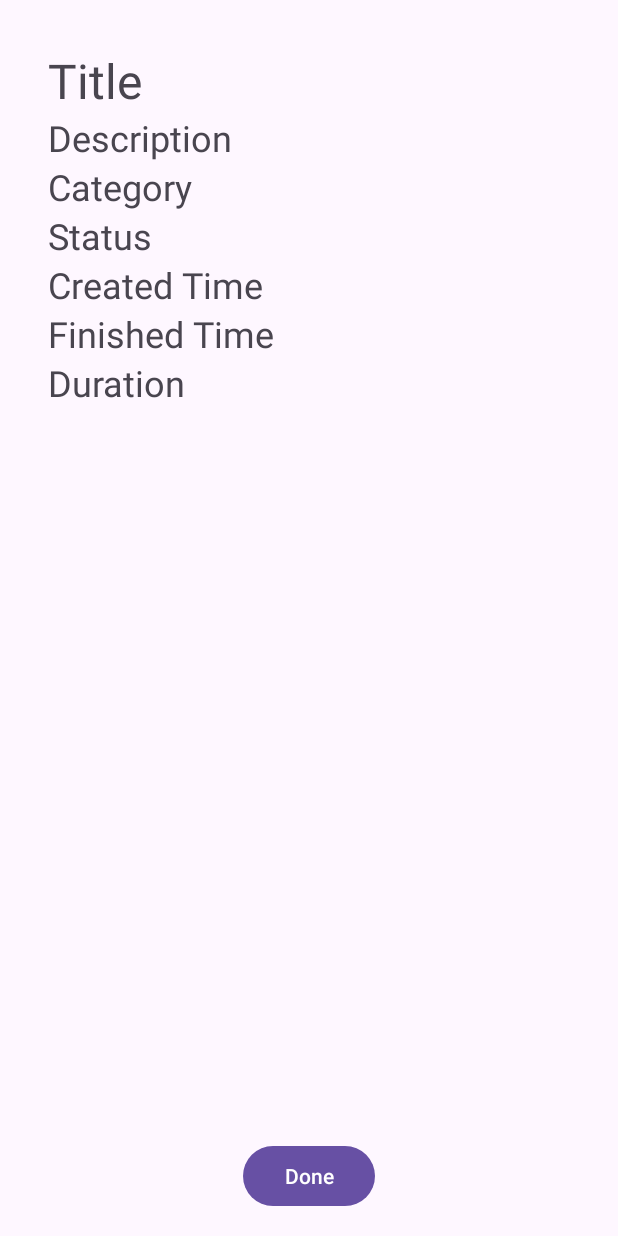
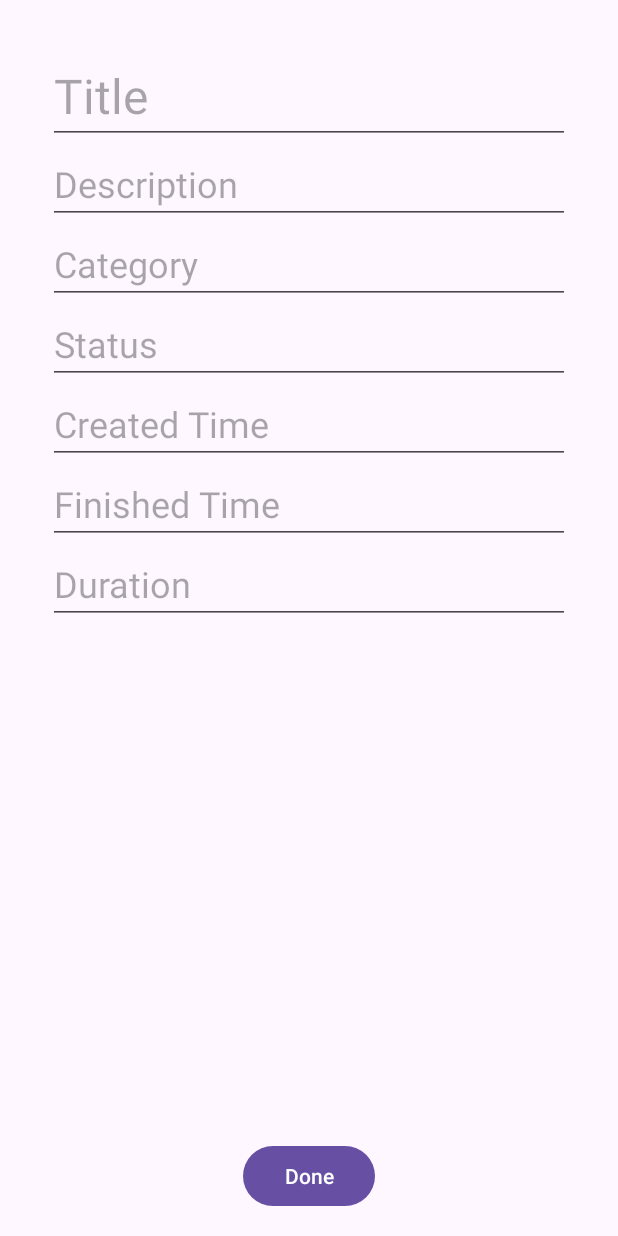
Before and after one commit to VincentWaiman/androidTaskApp, an Android app: the TaskDetailsFragment screen opened through its navigation route, on a phone screen of 412 x 824 dp. Run offline under Robolectric (Android 15) with nearby library versions, the light colour scheme and no system bars; 2 statements that could not run were skipped.

Commit message:
changed the viewtexts into edittexts

```diff
--- a/app/src/main/res/layout/fragment_task_details.xml
+++ b/app/src/main/res/layout/fragment_task_details.xml
@@ -19,77 +19,77 @@
             android:padding="16dp">
 
             <!-- Title -->
-            <TextView
+            <EditText
                 android:id="@+id/textTitle"
                 android:layout_width="0dp"
                 android:layout_height="wrap_content"
-                android:text="Title"
+                android:hint="Title"
                 android:textSize="32sp"
                 app:layout_constraintEnd_toEndOf="parent"
                 app:layout_constraintStart_toStartOf="parent"
                 app:layout_constraintTop_toTopOf="parent" />
 
             <!-- Description -->
-            <TextView
+            <EditText
                 android:id="@+id/textDescription"
                 android:layout_width="0dp"
                 android:layout_height="wrap_content"
-                android:text="Description"
+                android:hint="Description"
                 android:textSize="24sp"
                 app:layout_constraintEnd_toEndOf="parent"
                 app:layout_constraintStart_toStartOf="parent"
                 app:layout_constraintTop_toBottomOf="@id/textTitle" />
 
             <!-- Category -->
-            <TextView
+            <EditText
                 android:id="@+id/textCategory"
                 android:layout_width="0dp"
                 android:layout_height="wrap_content"
-                android:text="Category"
+                android:hint="Category"
                 android:textSize="24sp"
                 app:layout_constraintEnd_toEndOf="parent"
                 app:layout_constraintStart_toStartOf="parent"
                 app:layout_constraintTop_toBottomOf="@id/textDescription" />
 
             <!-- Status -->
-            <TextView
+            <EditText
                 android:id="@+id/textStatus"
                 android:layout_width="0dp"
                 android:layout_height="wrap_content"
-                android:text="Status"
+                android:hint="Status"
                 android:textSize="24sp"
                 app:layout_constraintEnd_toEndOf="parent"
                 app:layout_constraintStart_toStartOf="parent"
                 app:layout_constraintTop_toBottomOf="@id/textCategory" />
 
             <!-- Created Time -->
-            <TextView
+            <EditText
                 android:id="@+id/textCreatedTime"
                 android:layout_width="0dp"
                 android:layout_height="wrap_content"
-                android:text="Created Time"
+                android:hint="Created Time"
                 android:textSize="24sp"
                 app:layout_constraintEnd_toEndOf="parent"
                 app:layout_constraintStart_toStartOf="parent"
                 app:layout_constraintTop_toBottomOf="@id/textStatus" />
 
             <!-- Finished Time -->
-            <TextView
+            <EditText
                 android:id="@+id/textFinishedTime"
                 android:layout_width="0dp"
                 android:layout_height="wrap_content"
-                android:text="Finished Time"
+                android:hint="Finished Time"
                 android:textSize="24sp"
                 app:layout_constraintEnd_toEndOf="parent"
                 app:layout_constraintStart_toStartOf="parent"
                 app:layout_constraintTop_toBottomOf="@id/textCreatedTime" />
 
             <!-- Duration -->
-            <TextView
+            <EditText
                 android:id="@+id/textDuration"
                 android:layout_width="0dp"
                 android:layout_height="wrap_content"
-                android:text="Duration"
+                android:hint="Duration"
                 android:textSize="24sp"
                 app:layout_constraintEnd_toEndOf="parent"
                 app:layout_constraintStart_toStartOf="parent"
```
Lines whose indentation alone changed are shown as unchanged.
